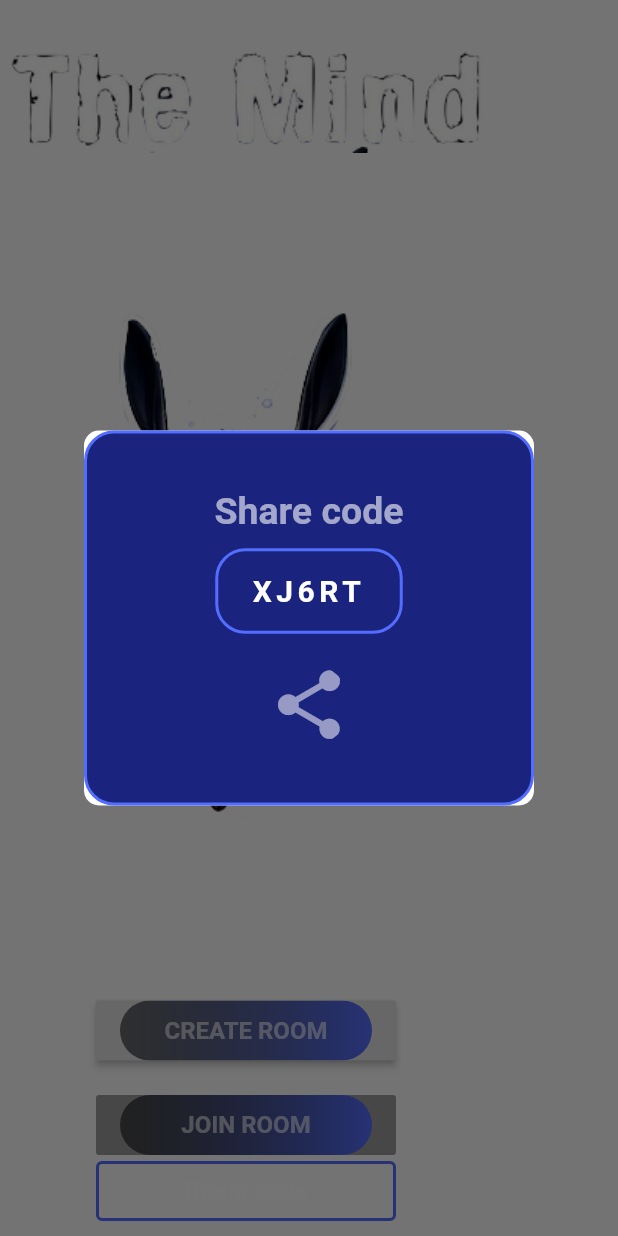
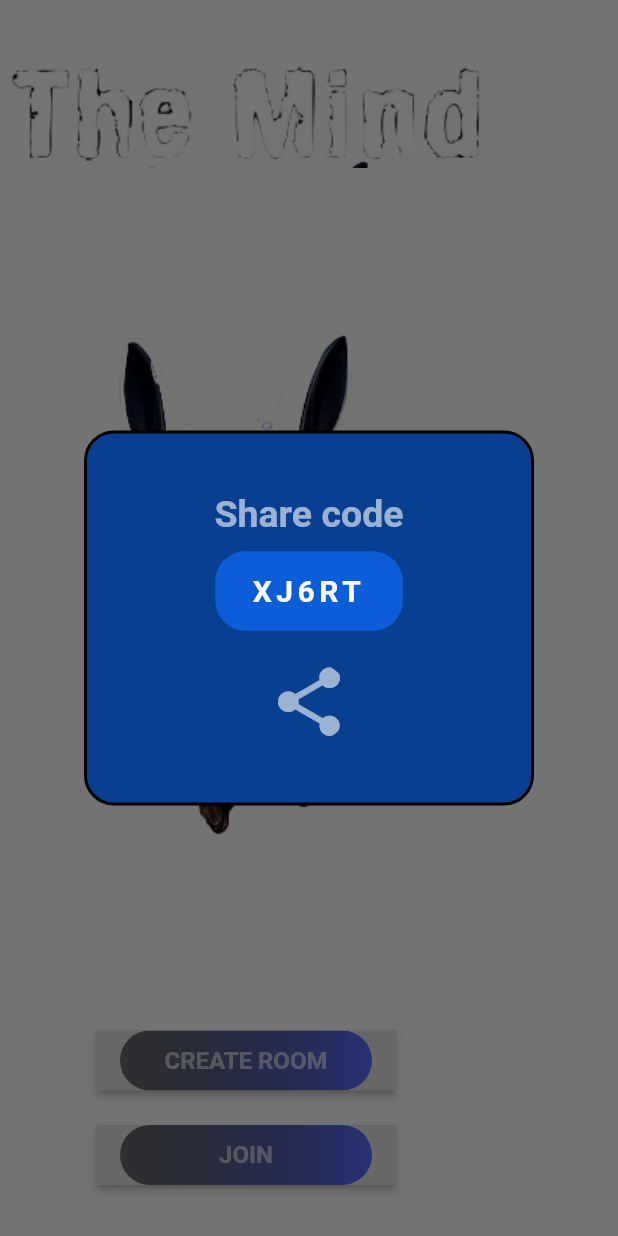
Before and after one commit to Andrea-Giordano/TheMind_mobile, a Flutter app: the screen it shows after launch, after a tap on "CREATE ROOM", on a phone screen of 412 x 824 dp. Run offline on Flutter 3.47's test engine with Material 2 defaults, Android fonts, the phone set to English and light mode, and no system bars; our stand-ins replace simple_animations.

Commit message:
join dialog added

```diff
--- /dev/null
+++ b/the_mind/lib/com/kdev/themind/AppColors.dart
@@ -0,0 +1,37 @@
+import 'package:flutter/material.dart';
+
+class AppColors {
+  AppColors._();
+
+  /// Colors
+  static const Color dialogBackground = Color(0xff083f91);
+  static const Color dialogForeground = Color(0xff0c5dd7);
+  static const Color dialogBorder = Colors.black;
+  static const Color textFieldBorder = Colors.white60;
+
+  static const Color whiteText = Colors.white60;
+  static const Color whiteTextField = Colors.white;
+
+  static const Color themeBackground = Color(0xff0c5dd7);
+  static const Color themeForeground = Color(0xff000000);
+
+  static const Color buttonGradient1 = Colors.black54;
+  static const Color buttonGradient2 = Colors.indigoAccent;
+
+  static bool vibrationActive = true;
+
+  /// Convert a String to a Color
+  static Color colorFromString(value) {
+    if (value == Colors.amber.toString()) return Colors.amber;
+    if (value == Colors.orange.toString()) return Colors.orange;
+    if (value == Colors.red.toString()) return Colors.red;
+    if (value == Colors.pink.toString()) return Colors.pink;
+    if (value == Colors.purple.toString()) return Colors.purple;
+    if (value == Colors.blue.toString()) return Colors.blue;
+    if (value == Colors.cyan.toString()) return Colors.cyan;
+    if (value == Colors.teal.toString()) return Colors.teal;
+    if (value == Colors.purple.toString()) return Colors.purple;
+    if (value == Colors.green.toString()) return Colors.green;
+    return Colors.teal;
+  }
+}
--- a/the_mind/lib/com/kdev/themind/frontend/dialogs/CreateRoomDialog.dart
+++ b/the_mind/lib/com/kdev/themind/frontend/dialogs/CreateRoomDialog.dart
@@ -1,6 +1,6 @@
 import 'dart:ui';
 import 'package:flutter/material.dart';
-
+import 'package:the_mind/com/kdev/themind/AppColors.dart';
 
 class CreateRoomDialog extends StatefulWidget {
   final String description = "Share code";
@@ -41,10 +41,7 @@ class _CreateRoomDialogState extends State<CreateRoomDialog> {
           borderRadius: BorderRadius.circular(10),
         ),
         elevation: 0.0,
-            backgroundColor:
-            (Theme.of(mainContext).brightness == Brightness.light)
-                ? Colors.white
-                : Theme.of(mainContext).backgroundColor,
+        backgroundColor: Colors.transparent,
         child: dialogContent(context),
       ),
         );
@@ -55,9 +52,9 @@ class _CreateRoomDialogState extends State<CreateRoomDialog> {
       width: 300,
       height: 250,
         decoration: BoxDecoration(
-            color: Colors.indigo[900],
+            color: AppColors.dialogBackground,
             border: Border.all(
-              color: Colors.indigoAccent,
+                color: AppColors.dialogBorder,
                 width: 2
             ),
             borderRadius: BorderRadius.all(Radius.circular(20))
@@ -78,24 +75,29 @@ class _CreateRoomDialogState extends State<CreateRoomDialog> {
                     child:
                     Text(
                         description,
-                        style: TextStyle(fontSize: 25, color: Colors.white60, fontWeight: FontWeight.bold))
+                        style: TextStyle(fontSize: 25,
+                            color: AppColors.whiteText,
+                            fontWeight: FontWeight.bold))
                 ),
                 SizedBox(height:10),
                 Container(
                   padding: EdgeInsets.all(15),
                   decoration: BoxDecoration(
-                      color: Colors.indigo[900],
-                      border: Border.all(
-                          color: Colors.indigoAccent,
-                          width: 2
-                      ),
+                      color: AppColors.dialogForeground,
+                      //border: Border.all(
+                      //color: Colors.black,
+                      //width: 2
+                      //),
                       borderRadius: BorderRadius.all(Radius.circular(20))
                   ),
                   width: 125,
                   child:
                    Text("XJ6RT",
-                   style: TextStyle(fontSize: 20, color: Colors.white, letterSpacing: 3.0, fontWeight: FontWeight.bold),
-                    textAlign:  TextAlign.center,
+                     style: TextStyle(fontSize: 20,
+                         color: AppColors.whiteTextField,
+                         letterSpacing: 3.0,
+                         fontWeight: FontWeight.bold),
+                     textAlign: TextAlign.center,
                    )
                 ),
                 SizedBox(height: 20),
@@ -110,7 +112,8 @@ class _CreateRoomDialogState extends State<CreateRoomDialog> {
                         child: Column(
                           mainAxisAlignment: MainAxisAlignment.center,
                           children: <Widget>[
-                            Icon(Icons.share, size: 55, color: Colors.white54,), // icon
+                            Icon(Icons.share, size: 55, color: AppColors
+                                .whiteText), // icon
                           ],
                         ),
                       ),
@@ -123,5 +126,4 @@ class _CreateRoomDialogState extends State<CreateRoomDialog> {
       )
     );
   }
-
 }
--- a/the_mind/lib/main.dart
+++ b/the_mind/lib/main.dart
@@ -1,6 +1,8 @@
 import 'package:flutter/material.dart';
 import 'package:simple_animations/simple_animations.dart';
+import 'package:the_mind/com/kdev/themind/AppColors.dart';
 import 'com/kdev/themind/frontend/dialogs/CreateRoomDialog.dart';
+import 'com/kdev/themind/frontend/dialogs/JoinRoomDialog.dart';
 
 void main() {
   runApp(new MaterialApp(
@@ -42,8 +44,8 @@ class _MyHomePageState extends State<MyHomePage> {
     return new Scaffold(
       body: Plasma(
         particles: 9,
-        foregroundColor: Color(0xff000000),
-        backgroundColor: Color(0xff0c5dd7),
+        foregroundColor: AppColors.themeForeground,
+        backgroundColor: AppColors.themeBackground,
         size: 1.00,
         speed: 6.00,
         offset: 0.00,
@@ -54,15 +56,10 @@ class _MyHomePageState extends State<MyHomePage> {
               crossAxisAlignment: CrossAxisAlignment.center,
               mainAxisSize: MainAxisSize.max,
               children: <Widget>[
-                SizedBox(height: 30.0),
-                Container(
-                    child: Image.asset("assets/title.png")
-                ),
+                SizedBox(height: 40.0),
+                Container(child: Image.asset("assets/title.png")),
                 Expanded(
-                  child:
-                  Container(
-                      child: Image.asset("assets/logo.png")
-                  ),
+                  child: Container(child: Image.asset("assets/logo.png")),
                 ),
                 SizedBox(height: 15.0),
                 Container(
@@ -73,7 +70,10 @@ class _MyHomePageState extends State<MyHomePage> {
                     child: Ink(
                       decoration: const BoxDecoration(
                         gradient: LinearGradient(
-                          colors: <Color>[Colors.black54, Colors.indigoAccent],
+                          colors: <Color>[
+                            AppColors.buttonGradient1,
+                            AppColors.buttonGradient2
+                          ],
                         ),
                         borderRadius: BorderRadius.all(Radius.circular(80.0)),
                       ),
@@ -83,7 +83,10 @@ class _MyHomePageState extends State<MyHomePage> {
                         child: const Text(
                           'CREATE ROOM',
                           textAlign: TextAlign.center,
-                          style: TextStyle(fontSize: 16, color: Colors.white60, fontWeight: FontWeight.bold),
+                          style: TextStyle(
+                              fontSize: 16,
+                              color: AppColors.whiteText,
+                              fontWeight: FontWeight.bold),
                         ),
                       ),
                     ),
@@ -94,60 +97,33 @@ class _MyHomePageState extends State<MyHomePage> {
                   width: 200,
                   color: Colors.transparent,
                   child: RaisedButton(
+                    onPressed: () => {_joinRoomDialog()},
                     child: Ink(
                       decoration: const BoxDecoration(
                         gradient: LinearGradient(
-                          colors: <Color>[Colors.black54, Colors.indigoAccent],
+                          colors: <Color>[
+                            AppColors.buttonGradient1,
+                            AppColors.buttonGradient2
+                          ],
                         ),
                         borderRadius: BorderRadius.all(Radius.circular(80.0)),
                       ),
                       child: Container(
-                        constraints: const BoxConstraints(maxWidth: 200.0, minHeight: 40.0), // min sizes for Material buttons
+                        constraints: const BoxConstraints(
+                            maxWidth: 200.0, minHeight: 40.0),
+                        // min sizes for Material buttons
                         alignment: Alignment.center,
                         child: const Text(
-                          'JOIN ROOM',
+                          'JOIN',
                           textAlign: TextAlign.center,
-                          style: TextStyle(fontSize: 16, color: Colors.white60, fontWeight: FontWeight.bold),
+                          style: TextStyle(fontSize: 16, color: AppColors
+                              .whiteText, fontWeight: FontWeight.bold),
                         ),
                       ),
                     ),
                   ),
                 ),
-                Container(
-                  width: 200,
-                  height: 40,
-                  child:
-                  new TextFormField(
-                    textAlign: TextAlign.center,
-                    onSaved: (String value) {
-                      // This optional block of code can be used to run
-                      // code when the user saves the form.
-                    },
-                    decoration: new InputDecoration(
-                      contentPadding: EdgeInsets.zero,
-                      hintText: "Room code",
-                      hintStyle: TextStyle(color: Colors.white60),
-                      fillColor: Colors.white,
-                      enabledBorder: const OutlineInputBorder(
-                        // width: 0.0 produces a thin "hairline" border
-                        borderSide: const BorderSide(color: Colors.indigoAccent, width: 2.0),
-                      ),
-                    ),
-                    validator: (val) {
-                      if(val.length==0) {
-                        return "Cannot be empty";
-                      }else{
-                        return null;
-                      }
-                    },
-                    keyboardType: TextInputType.text,
-                    style: new TextStyle(
-                      color: Colors.white,
-                      fontWeight: FontWeight.bold
-                    ),
-                  ),
-                ),
-                SizedBox(height: 10.0),
+                SizedBox(height: 30),
               ]
           ),
         ), // your UI here
@@ -159,10 +135,22 @@ class _MyHomePageState extends State<MyHomePage> {
     showDialog(
       barrierDismissible: true,
       context: context,
-      builder: (BuildContext context) => CreateRoomDialog(
-        roomCode: "CODICE",
-        mainContext: _appContext
-      ),
+      builder: (BuildContext context) =>
+          CreateRoomDialog(
+              roomCode: "CODICE",
+              mainContext: _appContext
+          ),
+    );
+  }
+
+  _joinRoomDialog() {
+    showDialog(
+      barrierDismissible: true,
+      context: context,
+      builder: (BuildContext context) =>
+          JoinRoomDialog(
+              mainContext: _appContext
+          ),
     );
   }
 }
--- a/the_mind/pubspec.yaml
+++ b/the_mind/pubspec.yaml
@@ -39,6 +39,10 @@ dev_dependencies:
 
 # The following section is specific to Flutter.
 flutter:
+  fonts:
+    - family: ArmyChalk
+      fonts:
+        - asset: assets/fonts/armychalk.ttf
 
   # The following line ensures that the Material Icons font is
   # included with your application, so that you can use the icons in
```
Also changed, not shown: the_mind/lib/com/kdev/themind/frontend/dialogs/JoinRoomDialog.dart (added, +153 -0 lines), the_mind/assets/fonts/armychalk.ttf (added). Lines whose indentation alone changed are shown as unchanged.
